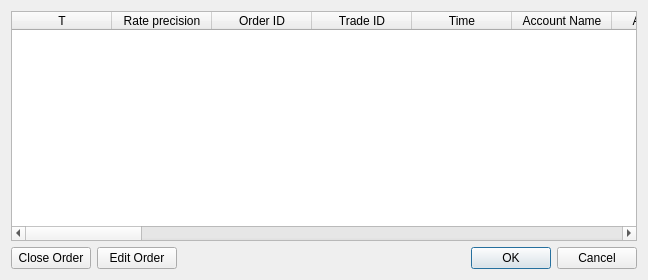
First picture: the form in qt_forms/view_orders.ui, repository chernig/tradebot, before the edit.
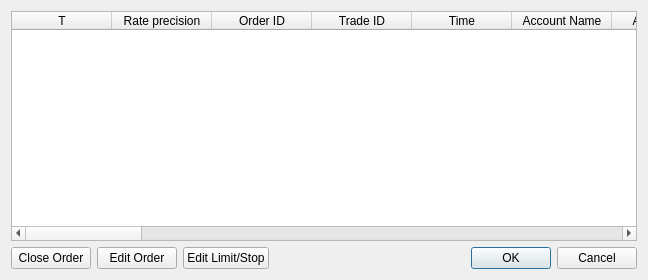
Second picture: the form after the edit.

```diff
--- a/qt_forms/view_orders.ui
+++ b/qt_forms/view_orders.ui
@@ -14,7 +14,17 @@
    <string>Dialog</string>
   </property>
   <layout class="QGridLayout" name="gridLayout">
-   <item row="0" column="0" colspan="3">
+   <item row="1" column="3">
+    <widget class="QDialogButtonBox" name="buttonBox">
+     <property name="orientation">
+      <enum>Qt::Horizontal</enum>
+     </property>
+     <property name="standardButtons">
+      <set>QDialogButtonBox::Cancel|QDialogButtonBox::Ok</set>
+     </property>
+    </widget>
+   </item>
+   <item row="0" column="0" colspan="4">
     <widget class="QTableWidget" name="tableWidget">
      <property name="selectionBehavior">
       <enum>QAbstractItemView::SelectRows</enum>
@@ -176,16 +186,6 @@
      </column>
     </widget>
    </item>
-   <item row="1" column="2">
-    <widget class="QDialogButtonBox" name="buttonBox">
-     <property name="orientation">
-      <enum>Qt::Horizontal</enum>
-     </property>
-     <property name="standardButtons">
-      <set>QDialogButtonBox::Cancel|QDialogButtonBox::Ok</set>
-     </property>
-    </widget>
-   </item>
    <item row="1" column="0">
     <widget class="QPushButton" name="pushButton">
      <property name="text">
@@ -200,6 +200,13 @@
      </property>
     </widget>
    </item>
+   <item row="1" column="2">
+    <widget class="QPushButton" name="pushButton_3">
+     <property name="text">
+      <string>Edit Limit/Stop</string>
+     </property>
+    </widget>
+   </item>
   </layout>
  </widget>
  <resources/>
```
